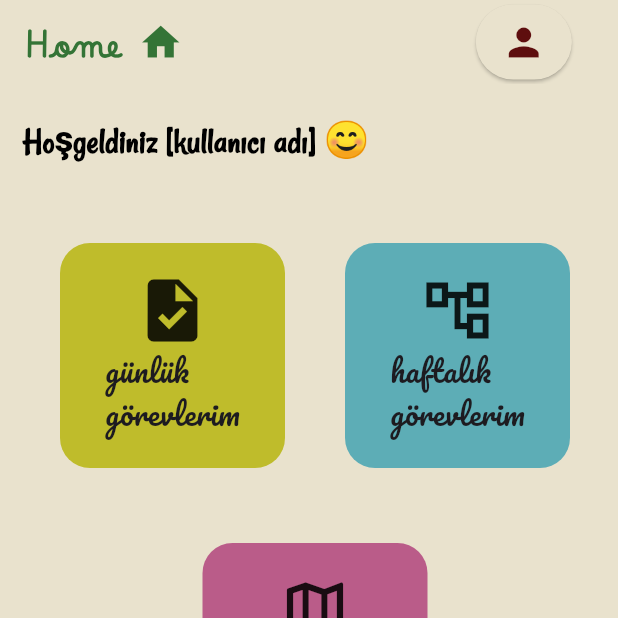
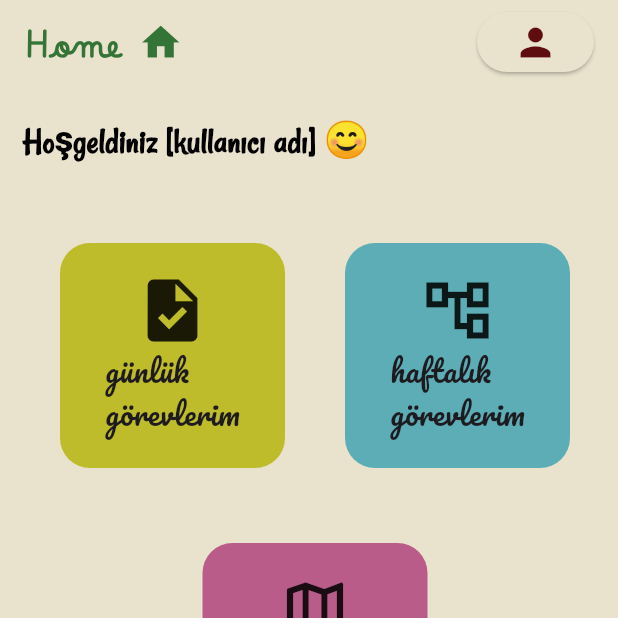
Before and after one commit to semihabahcebasi/StudyMap, a Flutter app: the screen it shows after launch, on a phone screen of 412 x 824 dp, the top half of it. Run offline on Flutter 3.47's test engine with Material 3 defaults, Android fonts, the light colour scheme and no system bars.

Commit message:
profile butonundaki overflow sorunu düzeltildi

```diff
--- a/lib/screens/home_screen.dart
+++ b/lib/screens/home_screen.dart
@@ -19,7 +19,6 @@
           children: [
             Text(
               'Home',
-
               style: TextStyle(
                 fontFamily: 'Betania',
                 color: const Color.fromARGB(255, 52, 116, 54),
@@ -27,30 +26,26 @@
                 fontWeight: FontWeight.w900,
               ),
             ),
-            SizedBox(width: 10), // yazı ile ikon arasındaki boşluk
+            SizedBox(width: 10),
             Icon(
               Icons.home,
               color: const Color.fromARGB(255, 52, 116, 54),
               size: 30,
-            ), // ev ikonu
-            SizedBox(width: 195),
+            ),
+
+            Spacer(), // <--- 190'lık SizedBox yerine bunu koyduk! Tüm boşluğu bu alır.
+
             ElevatedButton(
               style: ElevatedButton.styleFrom(
-                padding: EdgeInsets.zero,
-                fixedSize: Size(50, 50),
                 backgroundColor: const Color.fromRGBO(233, 226, 205, 1),
-                foregroundColor: Colors.white,
-                shape: RoundedRectangleBorder(
-                  borderRadius: BorderRadiusGeometry.circular(50),
-                ),
               ),
+              // ...  buton stilin aynı kalıyor
               onPressed: () {
                 Navigator.push(
                   context,
                   MaterialPageRoute(builder: (context) => Profile()),
                 );
               },
-
               child: Icon(
                 Icons.person,
                 color: Color.fromRGBO(94, 14, 14, 1),
```
